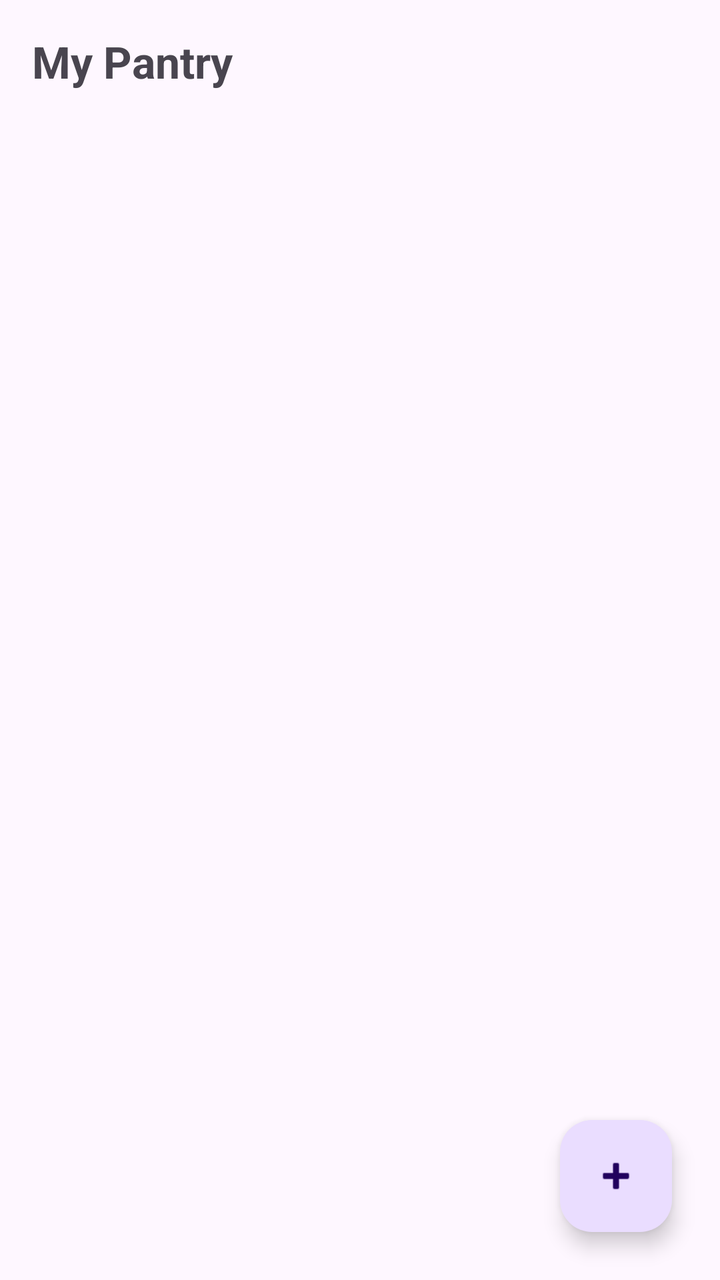
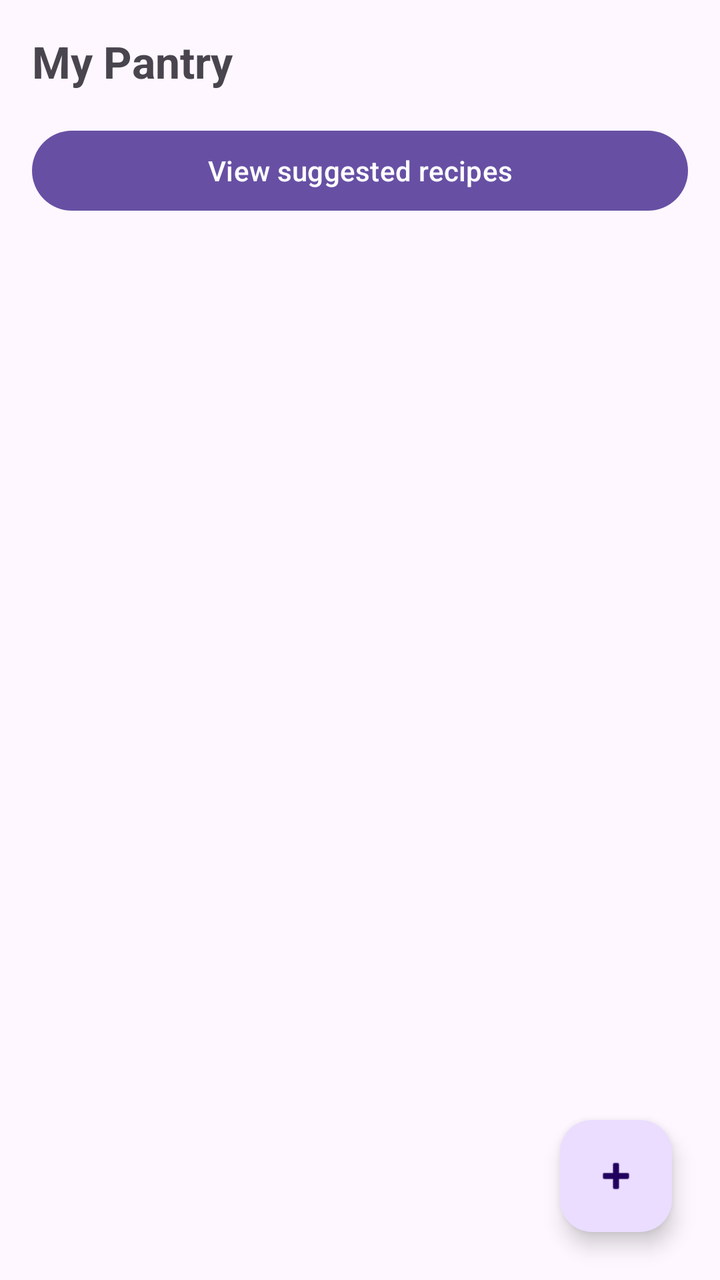

Before-and-after screenshots of an Android layout around one commit, followed by the original layout XML and the change that was made.
<!-- AndroidManifest.xml: application theme Theme.SmartPantryManager -->
<!-- res/layout/activity_main.xml -->
<?xml version="1.0" encoding="utf-8"?>
<FrameLayout xmlns:android="http://schemas.android.com/apk/res/android"
    xmlns:app="http://schemas.android.com/apk/res-auto"
    android:layout_width="match_parent"
    android:layout_height="match_parent">

    <LinearLayout
        android:layout_width="match_parent"
        android:layout_height="match_parent"
        android:orientation="vertical">

        <TextView
            android:layout_width="wrap_content"
            android:layout_height="wrap_content"
            android:text="My Pantry"
            android:textSize="22sp"
            android:textStyle="bold"
            android:padding="16dp" />

        <androidx.recyclerview.widget.RecyclerView
            android:id="@+id/rvPantry"
            android:layout_width="match_parent"
            android:layout_height="0dp"
            android:layout_weight="1" />

        <TextView
            android:id="@+id/tvEmptyState"
            android:layout_width="match_parent"
            android:layout_height="0dp"
            android:layout_weight="1"
            android:text="Your pantry is empty. Tap + to add an ingredient."
            android:textSize="16sp"
            android:gravity="center"
            android:visibility="gone"
            android:padding="32dp" />

    </LinearLayout>

    <com.google.android.material.floatingactionbutton.FloatingActionButton
        android:id="@+id/fabAdd"
        android:layout_width="wrap_content"
        android:layout_height="wrap_content"
        android:layout_gravity="bottom|end"
        android:layout_margin="24dp"
        android:contentDescription="Add ingredient"
        app:srcCompat="@android:drawable/ic_input_add" />

</FrameLayout>
<!-- resources referenced by this layout -->
<resources>
  <style name="Theme.SmartPantryManager" parent="Base.Theme.SmartPantryManager" />
  <style name="Base.Theme.SmartPantryManager" parent="Theme.Material3.DayNight.NoActionBar">
          
          
      </style>
</resources>

<!-- the commit's change to res/layout/activity_main.xml (unified diff, before → after) -->
@@ -16,6 +16,13 @@
             android:textSize="22sp"
             android:textStyle="bold"
             android:padding="16dp" />
+        <Button
+            android:id="@+id/btnSuggested"
+            android:layout_width="match_parent"
+            android:layout_height="wrap_content"
+            android:text="View suggested recipes"
+            android:layout_marginStart="16dp"
+            android:layout_marginEnd="16dp" />
 
         <androidx.recyclerview.widget.RecyclerView
             android:id="@+id/rvPantry"
